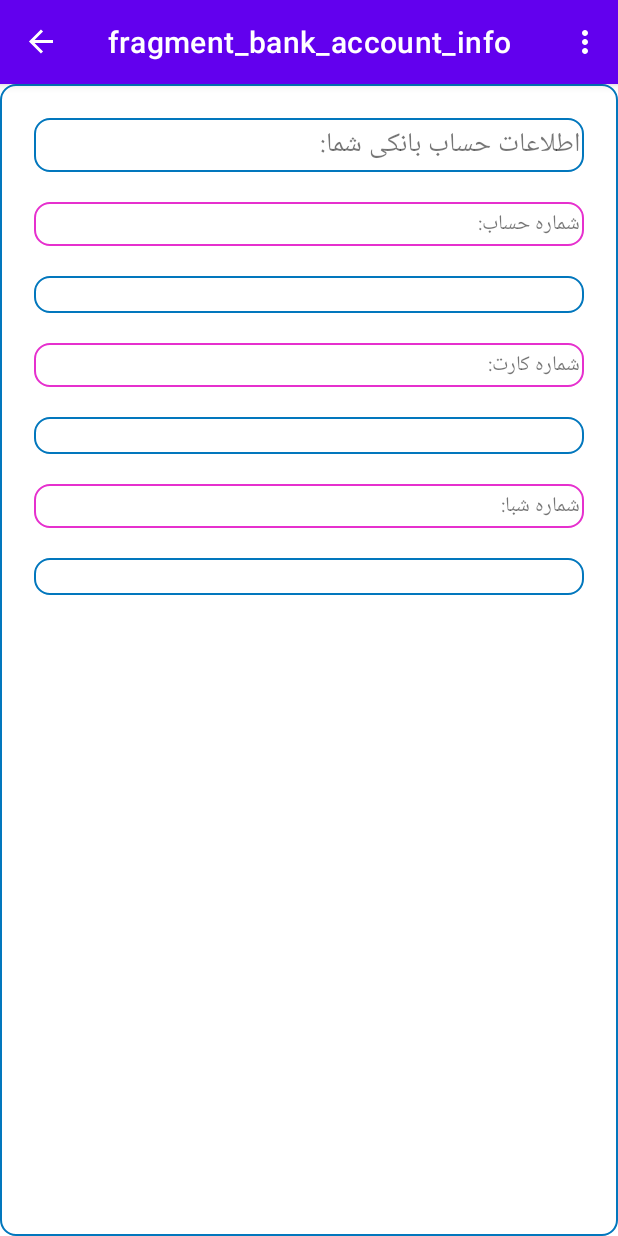
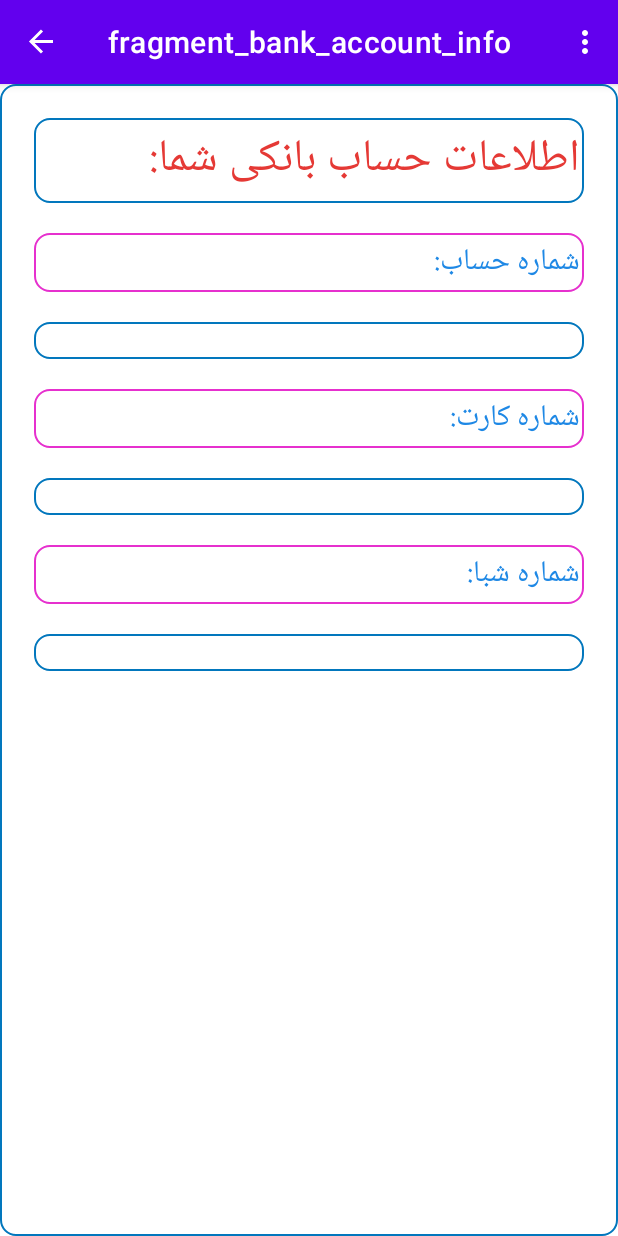
Before and after one commit to tsmoosavi/HistoricalPlaces, an Android app: the BankAccountInfoFragment screen opened through its navigation route, on a phone screen of 412 x 824 dp. Run offline under Robolectric (Android 15) with nearby library versions, the phone set to English and light mode, and no system bars; our stand-ins replace navigation-ui; pictures from the network do not load.

Commit message:
a style defined for text views and added to xmls

```diff
--- a/app/src/main/res/layout/fragment_bank_account_info.xml
+++ b/app/src/main/res/layout/fragment_bank_account_info.xml
@@ -16,15 +16,18 @@
         android:layout_height="wrap_content"
         android:layout_margin="10dp"
         android:text="@string/bankIntro"
-        android:textSize="18sp"
-        android:background="@drawable/second_outline_txv"/>
+        android:textColor="@color/red"
+        android:textSize="30sp"
+        android:background="@drawable/second_outline_txv"
+       />
     <TextView
         android:id="@+id/accountNumberTxv"
         android:layout_width="match_parent"
         android:layout_height="wrap_content"
         android:text="@string/accountNumber"
         android:layout_margin="10dp"
-        android:background="@drawable/pink_outline_txv"/>
+        android:background="@drawable/pink_outline_txv"
+        style="@style/txvStyle"/>
     <TextView
         android:id="@+id/accountNumber"
         android:layout_width="match_parent"
@@ -36,7 +39,8 @@
         android:layout_height="wrap_content"
         android:layout_margin="10dp"
         android:text="@string/cardNumber"
-        android:background="@drawable/pink_outline_txv" />
+        android:background="@drawable/pink_outline_txv"
+        style="@style/txvStyle"/>
     <TextView
         android:id="@+id/cardNumber"
         android:layout_width="match_parent"
@@ -48,7 +52,8 @@
         android:layout_height="wrap_content"
         android:layout_margin="10dp"
         android:text="@string/shabaNumber"
-        android:background="@drawable/pink_outline_txv"/>
+        android:background="@drawable/pink_outline_txv"
+        style="@style/txvStyle"/>
     <TextView
         android:id="@+id/shabaNumber"
         android:layout_width="match_parent"
--- a/app/src/main/res/layout/fragment_bank_info_edit.xml
+++ b/app/src/main/res/layout/fragment_bank_info_edit.xml
@@ -16,7 +16,7 @@
             android:layout_height="wrap_content"
             android:layout_margin="10dp"
             android:text="@string/bankIntroEdit"
-            android:textSize="18sp"
+            android:textSize="20sp"
             android:background="@drawable/pink_outline_txv"/>
         <TextView
             android:id="@+id/accountNumberTxv"
@@ -24,6 +24,7 @@
             android:layout_height="wrap_content"
             android:text="@string/accountNumber"
             android:layout_margin="10dp"
+            style="@style/txvStyle"
             android:background="@drawable/pink_outline_txv"/>
         <EditText
             android:id="@+id/accountNumber"
@@ -38,6 +39,7 @@
             android:layout_height="wrap_content"
             android:layout_margin="10dp"
             android:text="@string/cardNumber"
+            style="@style/txvStyle"
             android:background="@drawable/pink_outline_txv" />
         <EditText
             android:id="@+id/cardNumber"
@@ -52,6 +54,7 @@
             android:layout_height="wrap_content"
             android:layout_margin="10dp"
             android:text="@string/shabaNumber"
+            style="@style/txvStyle"
             android:background="@drawable/pink_outline_txv"/>
         <EditText
             android:id="@+id/shabaNumber"
--- a/app/src/main/res/values/colors.xml
+++ b/app/src/main/res/values/colors.xml
@@ -1,5 +1,5 @@
 <?xml version="1.0" encoding="utf-8"?>
-<resources>
+<resources xmlns:tools="http://schemas.android.com/tools">
     <color name="purple_200">#FFBB86FC</color>
     <color name="purple_500">#FF6200EE</color>
     <color name="purple_700">#FF3700B3</color>
--- a/app/src/main/res/values/txvStyle.xml
+++ b/app/src/main/res/values/txvStyle.xml
@@ -1,2 +1,8 @@
 <?xml version="1.0" encoding="utf-8"?>
-<resources></resources>
+<resources>
+    <style name="txvStyle" parent="Theme.MaterialComponents.DayNight.DarkActionBar">
+      <item name="android:textSize">20sp</item>
+        <item name="android:textColor">#1E88E5</item>
+
+    </style>
+</resources>
```
